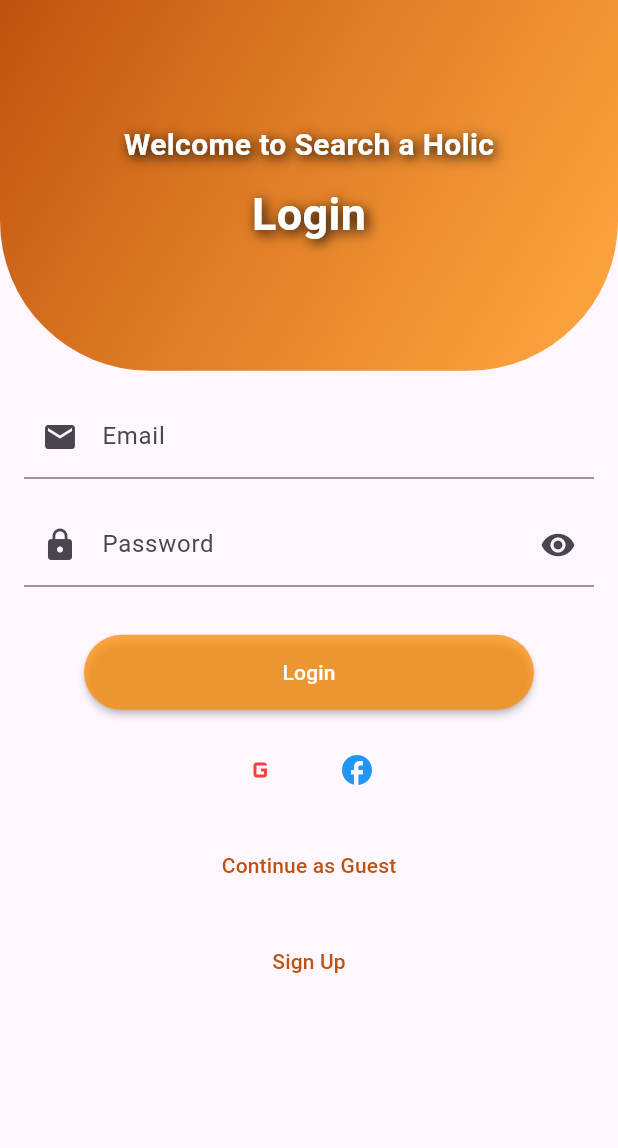
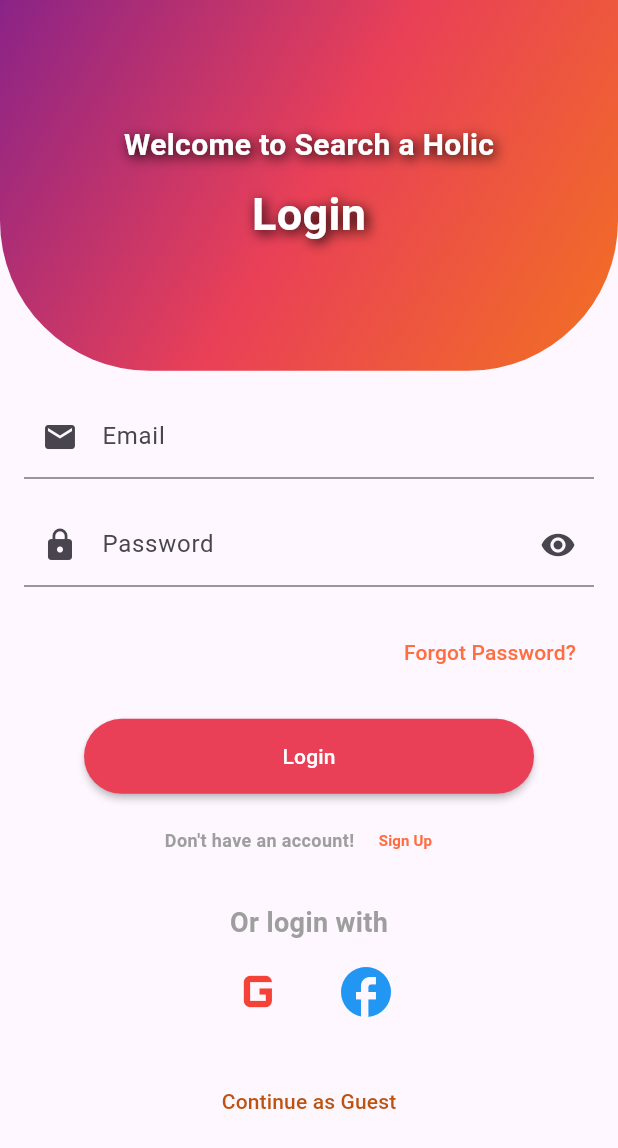
Before and after one commit to Talha-Aslam/HealSearch_app, a Flutter app: the screen it shows after launch, on a phone screen of 412 x 824 dp. Shown: the top 1148 px of the screen. Run offline on Flutter 3.47's test engine with Material 3 defaults, Android fonts, the light colour scheme and no system bars; drawn by our look-alikes of rounded_loading_button; our stand-ins replace email_validator, flutter_spinkit, form_field_validator, geocoding, geolocator, google_fonts and 1 more; missing offline and left inert: encrypt, firedart.

Commit message:
loginpage change

```diff
--- a/lib/login_screen.dart
+++ b/lib/login_screen.dart
@@ -51,8 +51,9 @@ class _LoginState extends State<Login> {
               decoration: const BoxDecoration(
                 gradient: LinearGradient(
                   colors: [
-                    Color.fromARGB(255, 190, 82, 15),
-                    Color.fromARGB(188, 255, 140, 0),
+                    Color(0xFF8A2387),
+                    Color(0xFFE94057),
+                    Color(0xFFF27121),
                   ],
                   begin: Alignment.topLeft,
                   end: Alignment.bottomRight,
@@ -139,28 +140,95 @@ class _LoginState extends State<Login> {
                       validator:
                           RequiredValidator(errorText: "Required *").call,
                     ),
-                    SizedBox(height: 32),
+                    SizedBox(height: 20),
+                    Align(
+                      alignment: Alignment.centerRight,
+                      child: TextButton(
+                        onPressed: () {
+                          // Implement forgot password functionality
+                        },
+                        child: Text(
+                          'Forgot Password?',
+                          style: TextStyle(
+                            color: Colors.deepOrangeAccent,
+                          ),
+                        ),
+                      ),
+                    ),
+                    SizedBox(height: 20),
                     RoundedLoadingButton(
                       controller: _btnController,
                       onPressed: () => onClickFun(_btnController),
-                      color: Color.fromARGB(188, 255, 140, 0),
+                      color: Color(0xFFE94057),
                       child:
                           Text('Login', style: TextStyle(color: Colors.white)),
                     ),
-                    SizedBox(height: 16),
+                    SizedBox(height: 7),
+                    Center(
+                      child: Row(
+                        mainAxisAlignment: MainAxisAlignment.center,
+                        children: [
+                          Text(
+                            'Don\'t have an account!',
+                            style: TextStyle(
+                              fontWeight: FontWeight.bold,
+                              fontSize: 12,
+                              color: Colors.grey,
+                            ),
+                          ),
+                          SizedBox(
+                            width: 2,
+                          ),
+                          TextButton(
+                            onPressed: () {
+                              Navigator.push(
+                                  context,
+                                  MaterialPageRoute(
+                                      builder: (context) =>
+                                          const Registration()));
+                            },
+                            child: Text(
+                              'Sign Up',
+                              style: TextStyle(
+                                fontWeight: FontWeight.bold,
+                                fontSize: 10,
+                                color: Colors.deepOrangeAccent,
+                              ),
+                            ),
+                          ), // Add spacing between text and button
+                        ],
+                      ),
+                    ),
+                    SizedBox(height: 18),
+                    Center(
+                      child: Text(
+                        'Or login with',
+                        style: TextStyle(
+                          fontWeight: FontWeight.bold,
+                          fontSize: 18,
+                          color: Colors.grey,
+                        ),
+                      ),
+                    ),
                     Row(
                       mainAxisAlignment: MainAxisAlignment.center,
                       children: [
                         IconButton(
-                          icon: Icon(Icons.g_mobiledata),
+                          icon: Icon(
+                            Icons.g_mobiledata,
+                            size: 50,
+                          ),
                           color: Colors.red,
                           onPressed: () {
                             // Implement Google login
                           },
                         ),
-                        SizedBox(width: 16),
+                        SizedBox(width: 10),
                         IconButton(
-                          icon: Icon(Icons.facebook_outlined),
+                          icon: Icon(
+                            Icons.facebook_outlined,
+                            size: 40,
+                          ),
                           color: Colors.blue,
                           onPressed: () {
                             // Implement Facebook login
@@ -181,17 +249,6 @@ class _LoginState extends State<Login> {
                               color: Color.fromARGB(255, 190, 82, 15))),
                     ),
                     SizedBox(height: 16),
-                    TextButton(
-                      onPressed: () {
-                        Navigator.push(
-                            context,
-                            MaterialPageRoute(
-                                builder: (context) => const Registration()));
-                      },
-                      child: Text('Sign Up',
-                          style: TextStyle(
-                              color: Color.fromARGB(255, 190, 82, 15))),
-                    ),
                   ],
                 ),
               ),
--- a/lib/main.dart
+++ b/lib/main.dart
@@ -22,6 +22,7 @@ class MyApp extends StatelessWidget {
   @override
   Widget build(BuildContext context) {
     return MaterialApp(
+      debugShowCheckedModeBanner: false,
       title: 'Search A Holic',
       theme: ThemeData(
         primarySwatch: Colors.blue,
```
Also changed, not shown: 1 other file.
